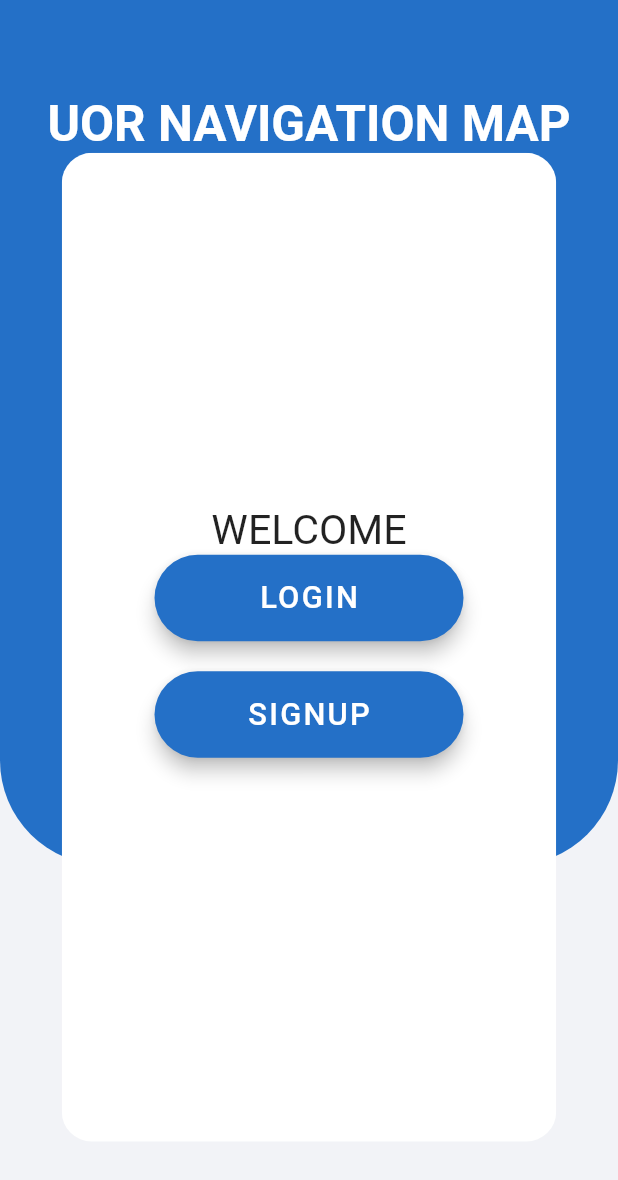
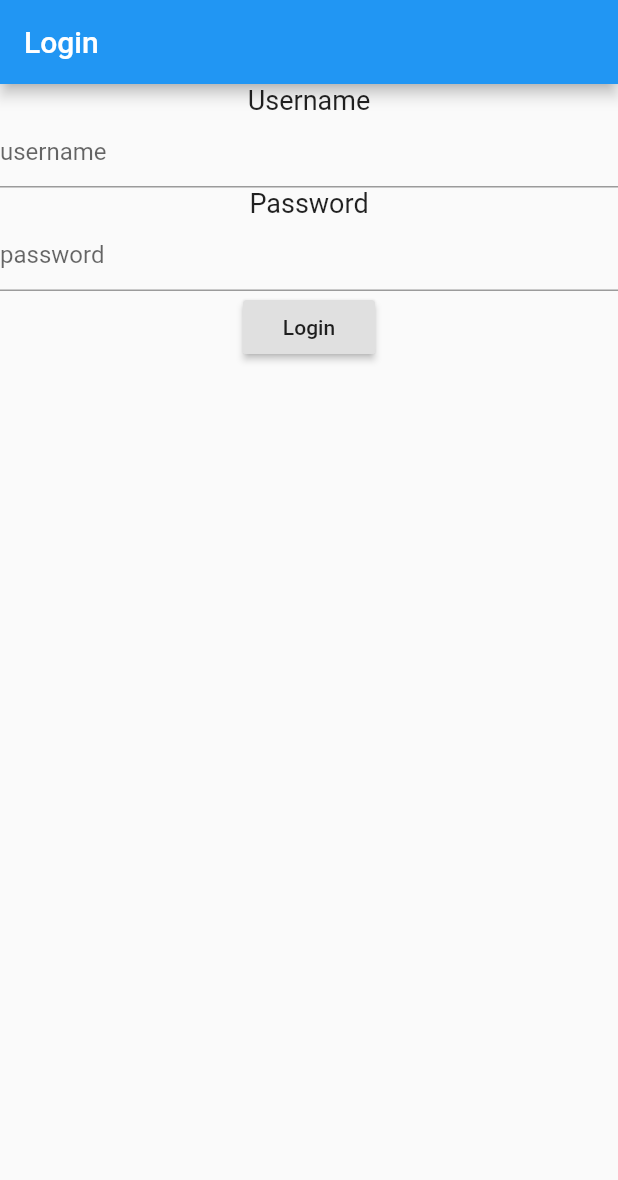
Before and after one commit to DilanChanuka/University-Road-Map-Project, a Flutter app: the screen it shows after launch, on a phone screen of 412 x 824 dp. Shown: the top 1180 px of the screen. Run offline on Flutter 3.47's test engine with Material 2 defaults, Android fonts, the light colour scheme and no system bars; our stand-ins replace shared_preferences; missing offline and left inert: uor_road_map.

Commit message:
User Authentication functionalities are implemented

```diff
--- a/Mobile App/lib/main.dart
+++ b/Mobile App/lib/main.dart
@@ -1,16 +1,104 @@
+import 'dart:convert';
+
 import 'package:flutter/material.dart';
-import 'package:uor_road_map/Screens/Welcome/welcome_page.dart';
-void main() => runApp(MyApp());
+import 'package:route_app/memberPage.dart';
+import 'package:shared_preferences/shared_preferences.dart';
+import 'package:http/http.dart' as http;
+import 'package:route_app/memberPage.dart';
+//import 'package:route_app/login_page.dart';
+void main() {
+  runApp(MyApp());
+}
 
 class MyApp extends StatelessWidget {
+  // This widget is the root of your application.
   @override
   Widget build(BuildContext context) {
     return MaterialApp(
-      debugShowCheckedModeBanner: false,
+      title: 'Flutter Demo',
       theme: ThemeData(
-        scaffoldBackgroundColor: Colors.white,
+        accentColor: Colors.white70
       ),
-      home:WelcomePage(),
+      home: MyHomePage(title: 'Flutter Demo Home Page'),
+      routes: <String, WidgetBuilder> {
+        '/memberPage': (BuildContext context)=> new memberPage(),
+      }
     );
   }
 }
+
+class MyHomePage extends StatefulWidget {
+  MyHomePage({Key key, this.title}) : super(key: key);
+
+  final String title;
+
+  @override
+  _MyHomePageState createState() => _MyHomePageState();
+}
+
+class _MyHomePageState extends State<MyHomePage> {
+
+  TextEditingController user = new TextEditingController();
+  TextEditingController pass = new TextEditingController();
+String msg='';
+  Future<List> _login() async {
+    final response = await http.post(
+        "http://127.0.0.1/route_app/login.php", body: {
+      "username": user.text,
+      "password": pass.text,
+    });
+
+    var datauser =jsonDecode(response.body);
+
+    if(datauser.length==0) {
+      setState(() {
+        msg='Login Failed !!!!!';
+      });
+    }
+else {
+  Navigator.pushReplacementNamed(context, '/memberPage');
+    }
+
+
+
+    print(response.body);
+  }
+
+  @override
+  Widget build(BuildContext context) {
+    return Scaffold(
+      appBar: AppBar(title: Text("Login"),),
+      body: Container(
+        child: Center(
+            child: Column(
+              children: <Widget>[
+                Text("Username", style: TextStyle(fontSize: 18.0),),
+                TextField(
+                  controller: user,
+                  decoration: InputDecoration(
+                      hintText: 'username'
+
+                  ),
+                ),
+                Text("Password", style: TextStyle(fontSize: 18.0),),
+                TextField(
+                  obscureText: true,
+                  controller: pass,
+                  decoration: InputDecoration(
+                      hintText: 'password'
+                  ),
+                ),
+
+                RaisedButton(
+                    child: Text("Login"),
+                    onPressed: () {
+                      _login();
+                    }),
+                Text(msg,style: TextStyle(fontSize: 20.0,color: Colors.red),),
+              ],
+            )
+        ),
+      ),
+    );
+  }
+}
--- /dev/null
+++ b/Mobile App/lib/memberPage.dart
@@ -0,0 +1,13 @@
+import 'package:flutter/material.dart';
+
+class memberPage extends StatelessWidget {
+  memberPage({this.username});
+  final String username;
+
+  @override
+  Widget build(BuildContext context) {
+    return Scaffold(
+      appBar: AppBar(title: Text("Welcome member !!!!"),),
+    );
+  }
+}
```
Also changed, not shown: Mobile App/pubspec.yaml (+6 -3 lines), Mobile App/pubspec.lock, 13 other files.
